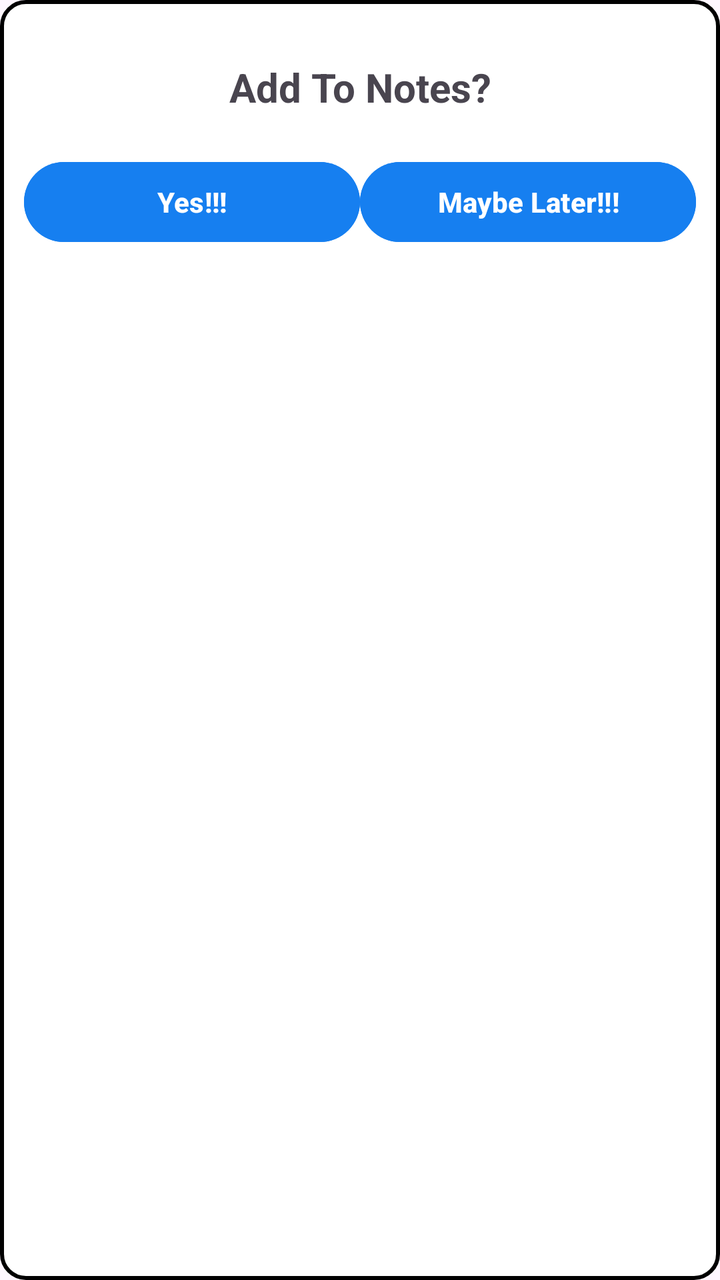
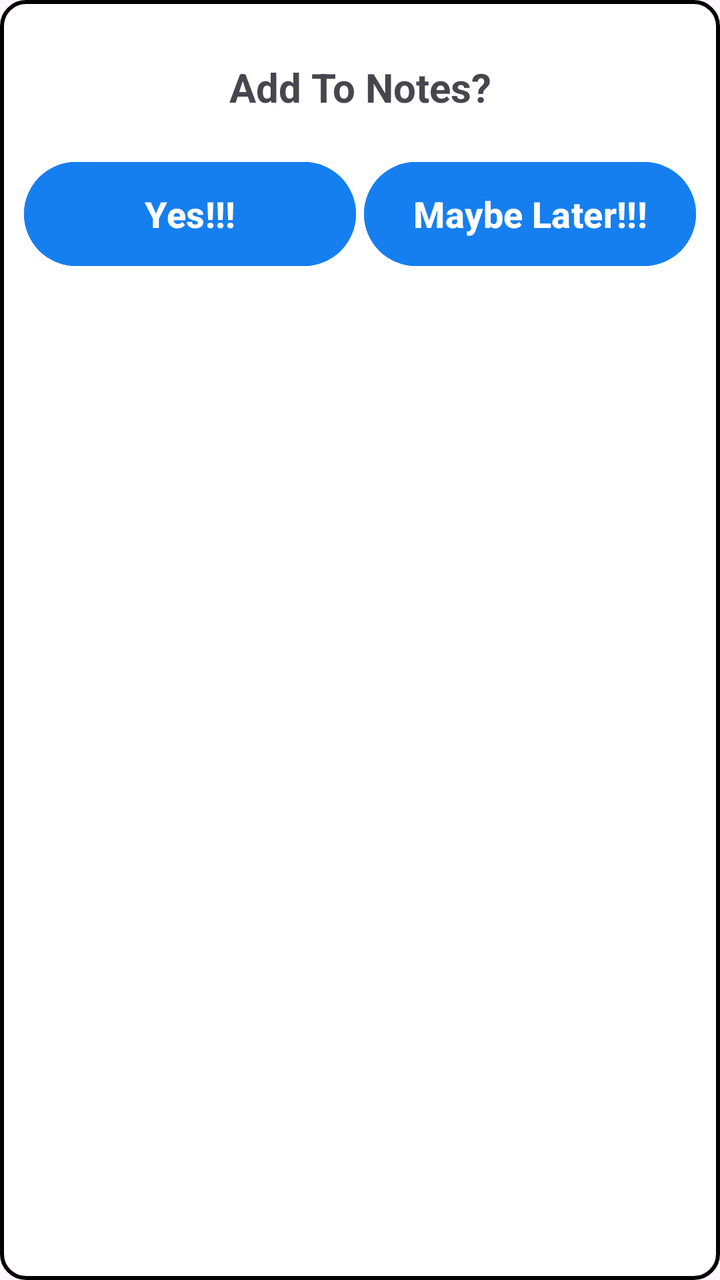

Screens rendered from an Android XML layout before and after an edit, with the pre-edit source and the edit as a unified diff.
<!-- AndroidManifest.xml: application theme Theme.TravelTales -->
<!-- res/layout/create_note.xml -->
<?xml version="1.0" encoding="utf-8"?>
<LinearLayout xmlns:android="http://schemas.android.com/apk/res/android"
    android:orientation="vertical"
    android:layout_width="match_parent"
    android:layout_height="wrap_content"
    android:background="@drawable/edittextborder">

    <TextView
        android:layout_width="match_parent"
        android:layout_height="wrap_content"
        android:text="Add To Notes?"
        android:textSize="20sp"
        android:textStyle="bold"
        android:textAlignment="center"
        android:layout_margin="20dp"/>

    <LinearLayout
        android:layout_width="match_parent"
        android:layout_height="wrap_content"
        android:orientation="horizontal">

        <Button
            android:layout_width="0dp"
            android:layout_height="wrap_content"
            android:layout_weight="1"
            android:text="Yes!!!"
            android:id="@+id/yesBtn"
            android:textStyle="bold"
            android:backgroundTint="@color/blue"
            android:tag="appTheme"/>

        <Button
            android:layout_width="0dp"
            android:layout_height="wrap_content"
            android:layout_weight="1"
            android:text="Maybe Later!!!"
            android:id="@+id/laterBtn"
            android:textStyle="bold"
            android:backgroundTint="@color/blue"
            android:tag="appTheme"/>

    </LinearLayout>

</LinearLayout>
<!-- resources referenced by this layout -->
<resources>
  <color name="blue">#167FF0</color>
  <!-- drawable edittextborder (drawable) -->
  <?xml version="1.0" encoding="utf-8"?>
  <shape xmlns:android="http://schemas.android.com/apk/res/android">
  
      <solid android:color="#FFFFFF"/>
  
      <stroke
          android:width="2dp"
          android:color="@color/black"/>
  
      <corners android:radius="12dp"/>
  
      <padding
          android:left="12dp"
          android:right="12dp"
          android:top="10dp"
          android:bottom="10dp"/>
  
  </shape>
  <style name="Theme.TravelTales" parent="Base.Theme.TravelTales" />
  <color name="black">#000000</color>
  <style name="Base.Theme.TravelTales" parent="Theme.Material3.DayNight.NoActionBar">
          
          
      </style>
</resources>

<!-- the commit's change to res/layout/create_note.xml (unified diff, before → after) -->
@@ -21,23 +21,29 @@
 
         <Button
             android:layout_width="0dp"
-            android:layout_height="wrap_content"
+            android:layout_height="60dp"
             android:layout_weight="1"
             android:text="Yes!!!"
             android:id="@+id/yesBtn"
+            android:textSize="18sp"
             android:textStyle="bold"
             android:backgroundTint="@color/blue"
-            android:tag="appTheme"/>
+            android:tag="appTheme"
+            android:layout_marginRight="2dp"
+            android:layout_gravity="center_vertical"/>
 
         <Button
             android:layout_width="0dp"
-            android:layout_height="wrap_content"
+            android:layout_height="60dp"
             android:layout_weight="1"
             android:text="Maybe Later!!!"
+            android:textSize="18sp"
             android:id="@+id/laterBtn"
             android:textStyle="bold"
             android:backgroundTint="@color/blue"
-            android:tag="appTheme"/>
+            android:tag="appTheme"
+            android:layout_marginLeft="2dp"
+            android:layout_gravity="center_vertical"/>
 
     </LinearLayout>
 
